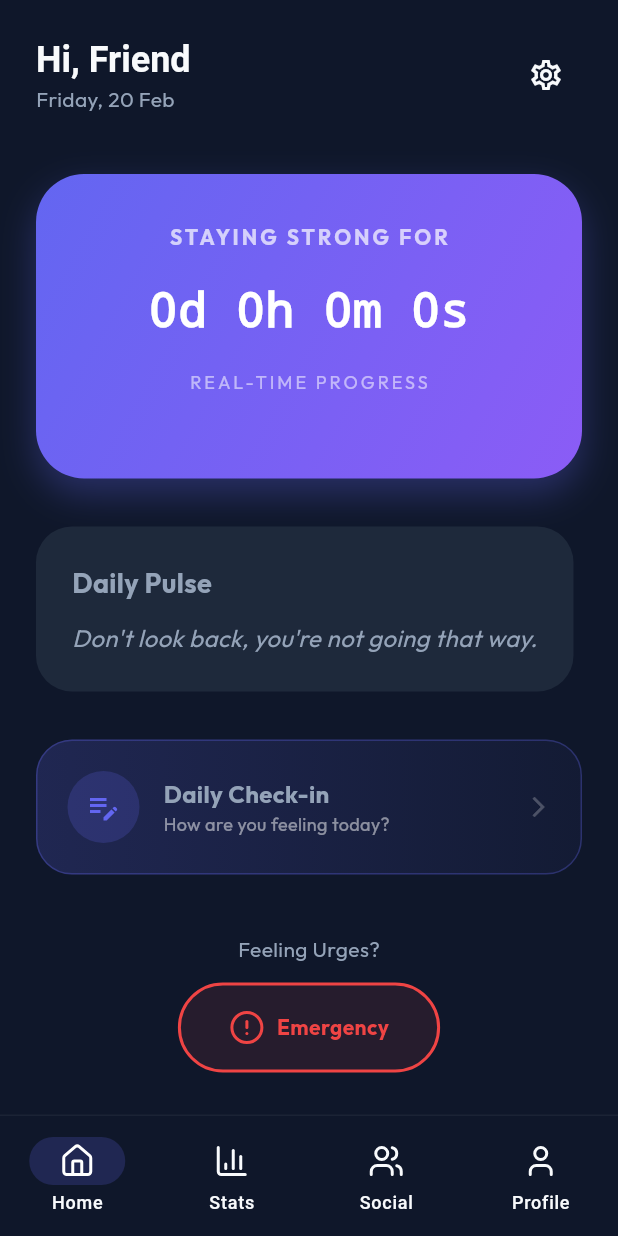
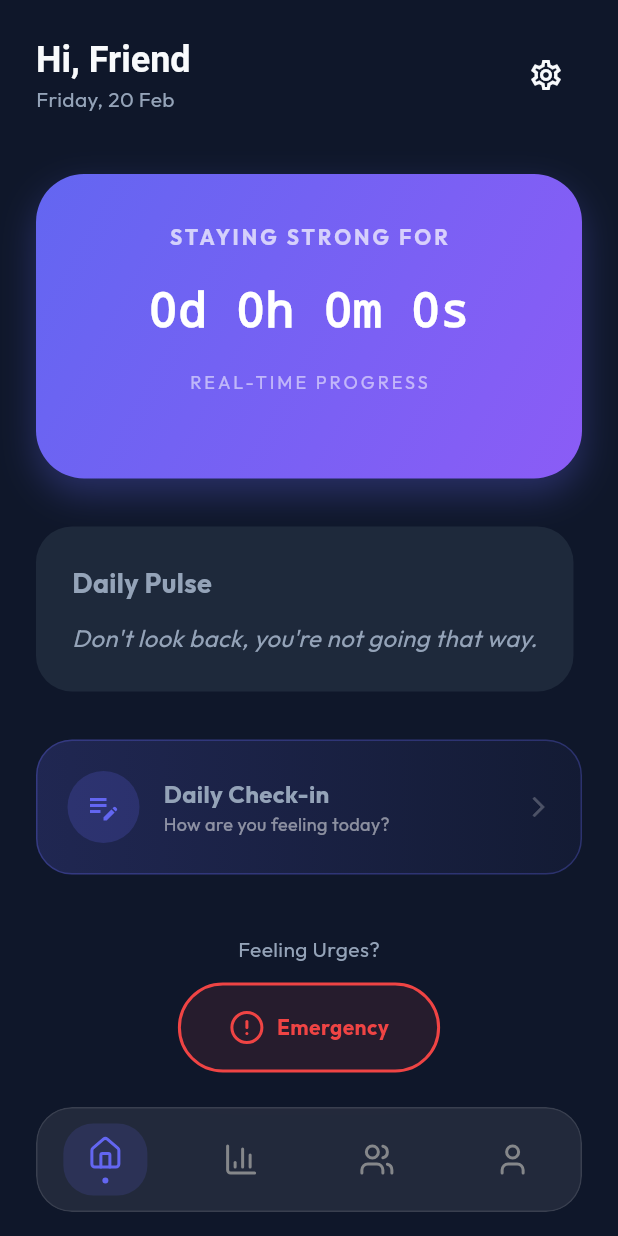
Before and after one commit to Gansputra/Ascendly, a Flutter app: the MainWrapper screen opened directly, on a phone screen of 412 x 824 dp. Run offline on Flutter 3.47's test engine with Material 3 defaults, Android fonts, the phone set to English and light mode, and no system bars; our stand-ins replace animate_do, fl_chart, flutter_dotenv, google_fonts, lucide_icons, shared_preferences and 2 more; accounts and stored records are empty.

Commit message:
add floating glassmorphism navbar

```diff
--- a/lib/screens/main_wrapper.dart
+++ b/lib/screens/main_wrapper.dart
@@ -1,3 +1,4 @@
+import 'dart:ui';
 import 'package:ascendly/screens/dashboard/dashboard_screen.dart';
 import 'package:ascendly/screens/dashboard/stats_screen.dart';
 import 'package:ascendly/screens/profile/profile_screen.dart';
@@ -25,28 +26,81 @@ class _MainWrapperState extends State<MainWrapper> {
 
   @override
   Widget build(BuildContext context) {
+    final bool isDark = Theme.of(context).brightness == Brightness.dark;
+
     return Scaffold(
+      extendBody: true, // Crucial for floating nav bar to overlay content
       body: AnimatedSwitcher(
         duration: const Duration(milliseconds: 300),
         child: _screens[_currentIndex],
       ),
-      bottomNavigationBar: Container(
-        decoration: BoxDecoration(
-          color: Theme.of(context).scaffoldBackgroundColor,
-          border: Border(
-            top: BorderSide(color: Colors.white.withOpacity(0.05), width: 1),
+      bottomNavigationBar: SafeArea(
+        child: Padding(
+          padding: const EdgeInsets.fromLTRB(24, 0, 24, 16),
+          child: ClipRRect(
+            borderRadius: BorderRadius.circular(24),
+            child: BackdropFilter(
+              filter: ImageFilter.blur(sigmaX: 12, sigmaY: 12),
+              child: Container(
+                height: 70,
+                decoration: BoxDecoration(
+                  color: (isDark ? Colors.white : Colors.black).withOpacity(0.08),
+                  borderRadius: BorderRadius.circular(24),
+                  border: Border.all(
+                    color: (isDark ? Colors.white : Colors.black).withOpacity(0.1),
+                    width: 1,
+                  ),
+                ),
+                child: Row(
+                  mainAxisAlignment: MainAxisAlignment.spaceAround,
+                  children: [
+                    _buildNavItem(0, LucideIcons.home, 'Home'),
+                    _buildNavItem(1, LucideIcons.barChart3, 'Stats'),
+                    _buildNavItem(2, LucideIcons.users, 'Social'),
+                    _buildNavItem(3, LucideIcons.user, 'Profile'),
+                  ],
+                ),
+              ),
+            ),
           ),
         ),
-        child: NavigationBar(
-          selectedIndex: _currentIndex,
-          onDestinationSelected: (index) => setState(() => _currentIndex = index),
-          backgroundColor: Colors.transparent,
-          indicatorColor: AppTheme.primaryColor.withOpacity(0.2),
-          destinations: const [
-            NavigationDestination(icon: Icon(LucideIcons.home), label: 'Home'),
-            NavigationDestination(icon: Icon(LucideIcons.barChart3), label: 'Stats'),
-            NavigationDestination(icon: Icon(LucideIcons.users), label: 'Social'),
-            NavigationDestination(icon: Icon(LucideIcons.user), label: 'Profile'),
+      ),
+    );
+  }
+
+  Widget _buildNavItem(int index, IconData icon, String label) {
+    final isSelected = _currentIndex == index;
+    final color = isSelected ? AppTheme.primaryColor : AppTheme.secondaryColor.withOpacity(0.5);
+
+    return InkWell(
+      onTap: () => setState(() => _currentIndex = index),
+      borderRadius: BorderRadius.circular(24),
+      child: AnimatedContainer(
+        duration: const Duration(milliseconds: 200),
+        padding: const EdgeInsets.symmetric(horizontal: 16, vertical: 8),
+        decoration: BoxDecoration(
+          color: isSelected ? AppTheme.primaryColor.withOpacity(0.15) : Colors.transparent,
+          borderRadius: BorderRadius.circular(20),
+        ),
+        child: Column(
+          mainAxisSize: MainAxisSize.min,
+          children: [
+            Icon(
+              icon,
+              color: isSelected ? AppTheme.primaryColor : Colors.grey.withOpacity(0.8),
+              size: 24,
+            ),
+            if (isSelected) ...[
+              const SizedBox(height: 4),
+              Container(
+                width: 4,
+                height: 4,
+                decoration: const BoxDecoration(
+                  color: AppTheme.primaryColor,
+                  shape: BoxShape.circle,
+                ),
+              ),
+            ]
           ],
         ),
       ),
```
